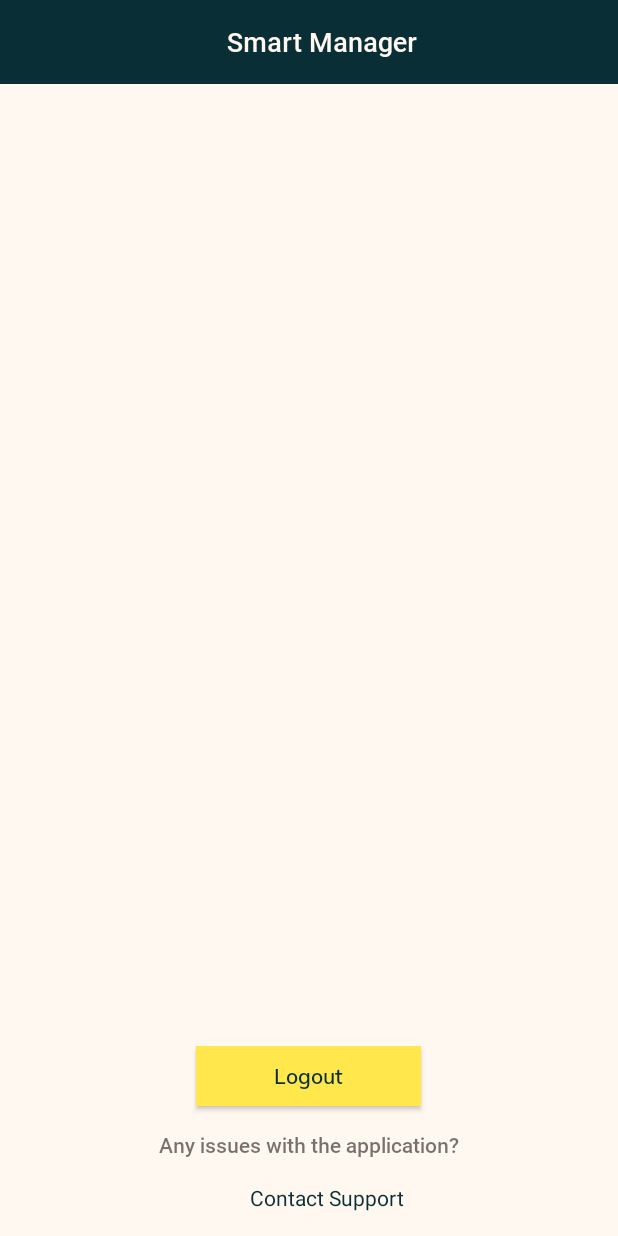
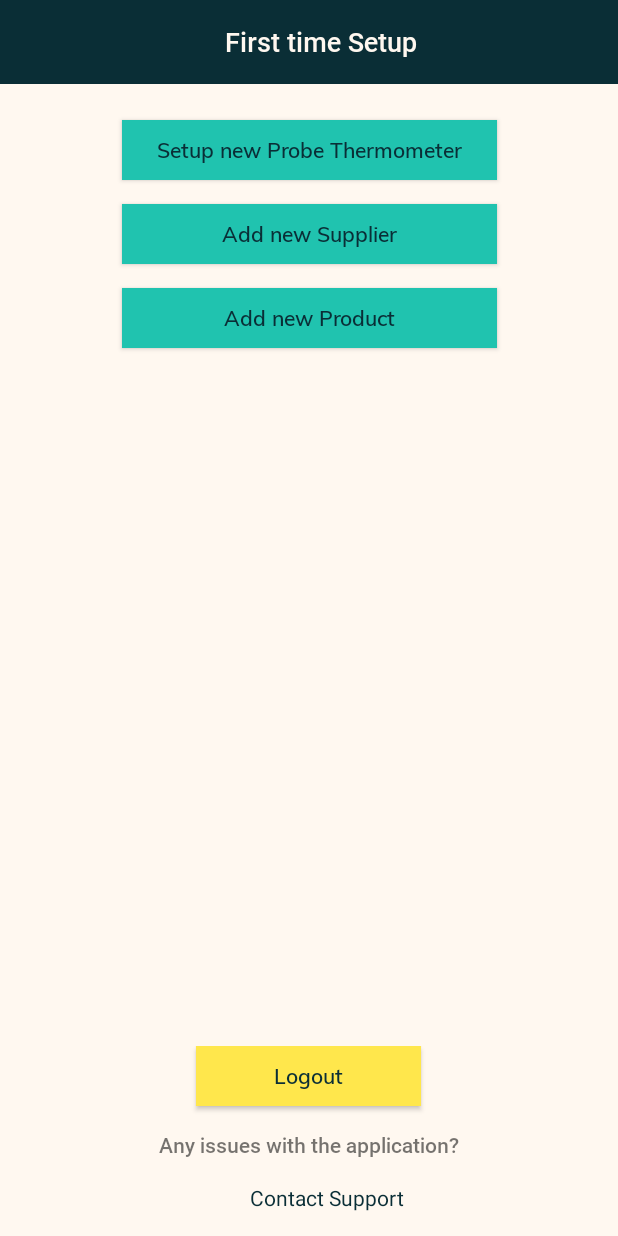
Before and after one commit to saliktariq/Smart-Manager, an Android app: the screen it shows after launch (MainActivity), after a tap on "Login", on a phone screen of 412 x 824 dp. Run offline under Robolectric (Android 15) with nearby library versions, the phone set to English and light mode, and no system bars.

Commit message:
Setup Screen
setup screen layout design started

```diff
--- a/app/src/main/java/app/smartmanager/ui/authentication/Login.java
+++ b/app/src/main/java/app/smartmanager/ui/authentication/Login.java
@@ -34,7 +34,7 @@ public class Login extends Fragment {
             Temporarily skipping authentication check to implement application
             Authentication will be implemented in due course
              */
-            Navigation.findNavController(view).navigate(LoginDirections.actionLoginToHomeScreen());
+            Navigation.findNavController(view).navigate(LoginDirections.actionLoginToAppSetup());
         });
         return view;
     }
--- /dev/null
+++ b/app/src/main/java/app/smartmanager/ui/setup/AppSetup.java
@@ -0,0 +1,38 @@
+package app.smartmanager.ui.setup;
+
+import androidx.lifecycle.ViewModelProviders;
+
+import android.os.Bundle;
+
+import androidx.annotation.NonNull;
+import androidx.annotation.Nullable;
+import androidx.fragment.app.Fragment;
+
+import android.view.LayoutInflater;
+import android.view.View;
+import android.view.ViewGroup;
+
+import app.smartmanager.R;
+
+public class AppSetup extends Fragment {
+
+    private AppSetupViewModel mViewModel;
+
+    public static AppSetup newInstance() {
+        return new AppSetup();
+    }
+
+    @Override
+    public View onCreateView(@NonNull LayoutInflater inflater, @Nullable ViewGroup container,
+                             @Nullable Bundle savedInstanceState) {
+        return inflater.inflate(R.layout.app_setup_fragment, container, false);
+    }
+
+    @Override
+    public void onActivityCreated(@Nullable Bundle savedInstanceState) {
+        super.onActivityCreated(savedInstanceState);
+        mViewModel = ViewModelProviders.of(this).get(AppSetupViewModel.class);
+        // TODO: Use the ViewModel
+    }
+
+}
--- /dev/null
+++ b/app/src/main/java/app/smartmanager/ui/setup/AppSetupViewModel.java
@@ -0,0 +1,7 @@
+package app.smartmanager.ui.setup;
+
+import androidx.lifecycle.ViewModel;
+
+public class AppSetupViewModel extends ViewModel {
+    // TODO: Implement the ViewModel
+}
--- /dev/null
+++ b/app/src/main/res/drawable/ic_assignment_turned_in_black_24dp.xml
@@ -0,0 +1,5 @@
+<vector android:height="24dp" android:tint="#6AC259"
+    android:viewportHeight="24.0" android:viewportWidth="24.0"
+    android:width="24dp" xmlns:android="http://schemas.android.com/apk/res/android">
+    <path android:fillColor="#FF000000" android:pathData="M19,3h-4.18C14.4,1.84 13.3,1 12,1c-1.3,0 -2.4,0.84 -2.82,2L5,3c-1.1,0 -2,0.9 -2,2v14c0,1.1 0.9,2 2,2h14c1.1,0 2,-0.9 2,-2L21,5c0,-1.1 -0.9,-2 -2,-2zM12,3c0.55,0 1,0.45 1,1s-0.45,1 -1,1 -1,-0.45 -1,-1 0.45,-1 1,-1zM10,17l-4,-4 1.41,-1.41L10,14.17l6.59,-6.59L18,9l-8,8z"/>
+</vector>
--- /dev/null
+++ b/app/src/main/res/layout/app_setup_fragment.xml
@@ -0,0 +1,179 @@
+<?xml version="1.0" encoding="utf-8"?>
+<androidx.constraintlayout.widget.ConstraintLayout xmlns:android="http://schemas.android.com/apk/res/android"
+    xmlns:app="http://schemas.android.com/apk/res-auto"
+    xmlns:tools="http://schemas.android.com/tools"
+    android:layout_width="match_parent"
+    android:layout_height="match_parent"
+    android:background="@color/floralWhite"
+    android:focusable="true"
+    android:focusableInTouchMode="true">
+
+    <com.google.android.material.appbar.AppBarLayout
+        android:id="@+id/applicationBar"
+        android:layout_width="match_parent"
+        android:layout_height="wrap_content"
+        android:theme="@style/AppTheme.AppBarOverlay"
+        app:elevation="0dp"
+        app:layout_constraintTop_toTopOf="parent">
+
+        <androidx.appcompat.widget.Toolbar
+            android:id="@+id/appToolbar"
+            style="@style/ToolbarStyle"
+            app:popupTheme="@style/AppTheme.PopupOverlay">
+
+
+            <RelativeLayout
+                android:layout_width="match_parent"
+                android:layout_height="match_parent">
+
+                <TextView
+                    android:layout_width="match_parent"
+                    android:layout_height="wrap_content"
+                    android:layout_centerInParent="true"
+                    android:layout_marginStart="48dp"
+                    android:ellipsize="end"
+                    android:fontFamily="@font/roboto_medium"
+                    android:gravity="center"
+                    android:maxLines="1"
+                    android:singleLine="true"
+                    android:text="@string/first_time_setup"
+                    android:textColor="@color/floralWhite"
+                    android:textSize="@dimen/xlargeFont" />
+            </RelativeLayout>
+        </androidx.appcompat.widget.Toolbar>
+    </com.google.android.material.appbar.AppBarLayout>
+
+    <ScrollView
+        android:id="@+id/scrollview"
+        android:layout_width="match_parent"
+        android:layout_height="0dp"
+        android:fillViewport="true"
+        app:layout_constraintBottom_toBottomOf="parent"
+        app:layout_constraintStart_toStartOf="parent"
+        app:layout_constraintTop_toBottomOf="@id/applicationBar"
+        app:layout_constraintVertical_bias="0.0">
+
+        <androidx.constraintlayout.widget.ConstraintLayout
+            android:layout_width="match_parent"
+            android:layout_height="wrap_content">
+
+            <ImageView
+                android:id="@+id/addProbeTickMark"
+                android:visibility="gone"
+                android:layout_width="30dp"
+                android:layout_height="30dp"
+                android:layout_marginStart="@dimen/normalMargin"
+                android:layout_marginTop="28dp"
+                android:layout_marginEnd="4dp"
+                android:background="@drawable/ic_assignment_turned_in_black_24dp"
+                app:layout_constraintEnd_toStartOf="@id/addNewProbeButton"
+                app:layout_constraintStart_toStartOf="parent"
+                app:layout_constraintTop_toTopOf="parent"/>
+
+            <Button
+                android:id="@+id/addNewProbeButton"
+                style="@style/RegularButtonStyle"
+                android:layout_width="250dp"
+                android:layout_height="@dimen/regularButtonHeight"
+                android:layout_marginTop="@dimen/xxLargeMargin"
+                android:text="Setup new Probe Thermometer"
+                android:textColor="@color/colorPrimaryDark"
+                app:layout_constraintEnd_toEndOf="parent"
+                app:layout_constraintStart_toEndOf="@id/addProbeTickMark"
+                app:layout_constraintTop_toTopOf="parent" />
+
+            <ImageView
+                android:id="@+id/addNewSupplierTickMark"
+                android:visibility="gone"
+                android:layout_width="30dp"
+                android:layout_height="30dp"
+                android:layout_marginStart="@dimen/normalMargin"
+                android:layout_marginTop="28dp"
+                android:layout_marginEnd="4dp"
+                android:background="@drawable/ic_assignment_turned_in_black_24dp"
+                app:layout_constraintEnd_toStartOf="@id/addNewSupplierButton"
+                app:layout_constraintStart_toStartOf="parent"
+                app:layout_constraintTop_toBottomOf="@id/addProbeTickMark"
+
+                />
+
+            <Button
+                android:id="@+id/addNewSupplierButton"
+                style="@style/RegularButtonStyle"
+                android:layout_width="250dp"
+                android:layout_height="@dimen/regularButtonHeight"
+                android:layout_marginTop="@dimen/xLargeMargin"
+                android:text="Add new Supplier"
+                android:textColor="@color/colorPrimaryDark"
+                app:layout_constraintEnd_toEndOf="parent"
+                app:layout_constraintStart_toEndOf="@id/addNewSupplierTickMark"
+                app:layout_constraintTop_toBottomOf="@id/addNewProbeButton" />
+
+            <ImageView
+                android:id="@+id/addNewProductTickMark"
+                android:layout_width="30dp"
+                android:visibility="gone"
+                android:layout_height="30dp"
+                android:layout_marginStart="@dimen/normalMargin"
+                android:layout_marginTop="@dimen/imageInVerticalStack"
+                android:layout_marginEnd="4dp"
+                android:background="@drawable/ic_assignment_turned_in_black_24dp"
+                app:layout_constraintEnd_toStartOf="@id/addNewProductButton"
+                app:layout_constraintStart_toStartOf="parent"
+                app:layout_constraintTop_toBottomOf="@id/addNewSupplierTickMark"
+
+                />
+
+            <Button
+                android:id="@+id/addNewProductButton"
+                style="@style/RegularButtonStyle"
+                android:layout_width="250dp"
+                android:layout_height="@dimen/regularButtonHeight"
+                android:layout_marginTop="@dimen/xLargeMargin"
+                android:text="Add new Product"
+                android:textColor="@color/colorPrimaryDark"
+                app:layout_constraintEnd_toEndOf="parent"
+                app:layout_constraintStart_toEndOf="@id/addNewProductTickMark"
+                app:layout_constraintTop_toBottomOf="@id/addNewSupplierButton" />
+
+
+            <LinearLayout
+                android:id="@+id/bottomLinearLayout"
+                android:layout_width="match_parent"
+                android:layout_height="wrap_content"
+                android:gravity="center"
+                android:orientation="vertical"
+                app:layout_constraintBottom_toBottomOf="parent"
+                app:layout_constraintEnd_toEndOf="parent"
+                app:layout_constraintStart_toStartOf="parent">
+
+                <Button
+                    style="@style/RegularButtonStyle"
+                    android:layout_width="150dp"
+                    android:layout_height="@dimen/regularButtonHeight"
+                    android:background="@color/minionYellow"
+                    android:text="Logout"
+                    android:textColor="@color/colorPrimaryDark" />
+
+                <TextView
+                    style="@style/RegularFontStyle"
+                    android:layout_margin="@dimen/xLargeMargin"
+                    android:fontFamily="@font/roboto_medium"
+                    android:text="Any issues with the application?" />
+
+                <TextView
+                    android:id="@+id/btnContactAdmin"
+                    android:layout_width="wrap_content"
+                    android:layout_height="wrap_content"
+                    android:layout_marginStart="@dimen/largeMargin"
+                    android:layout_marginBottom="@dimen/xLargeMargin"
+                    android:text="Contact Support"
+                    android:textColor="@color/colorPrimaryDark"
+                    android:textSize="@dimen/normalFont" />
+            </LinearLayout>
+
+        </androidx.constraintlayout.widget.ConstraintLayout>
+    </ScrollView>
+
+
+</androidx.constraintlayout.widget.ConstraintLayout>
--- a/app/src/main/res/navigation/nav_graph.xml
+++ b/app/src/main/res/navigation/nav_graph.xml
@@ -19,6 +19,9 @@
         <action
             android:id="@+id/action_login_to_registerNewAccount"
             app:destination="@id/registerNewAccount" />
+        <action
+            android:id="@+id/action_login_to_appSetup"
+            app:destination="@id/appSetup" />
     </fragment>
     <fragment
         android:id="@+id/registerNewAccount"
@@ -72,4 +75,9 @@
             app:destination="@id/forgetPassword" />
     </fragment>
     <action android:id="@+id/action_global_login" app:destination="@id/login" />
+    <fragment
+        android:id="@+id/appSetup"
+        android:name="app.smartmanager.ui.setup.AppSetup"
+        android:label="AppSetup"
+        tools:layout="@layout/app_setup_fragment"/>
 </navigation>
--- a/app/src/main/res/values/dimens.xml
+++ b/app/src/main/res/values/dimens.xml
@@ -3,8 +3,8 @@
     <dimen name="normalMargin">8dp</dimen>
     <dimen name="largeMargin">12dp</dimen>
     <dimen name="xLargeMargin">16dp</dimen>
+    <dimen name="imageInVerticalStack">20dp</dimen>
     <dimen name="xxLargeMargin">24dp</dimen>
-
     <dimen name="normalFont">14sp</dimen>
     <dimen name="largeFont">16sp</dimen>
     <dimen name="xlargeFont">18sp</dimen>
--- a/app/src/main/res/values/strings.xml
+++ b/app/src/main/res/values/strings.xml
@@ -21,4 +21,5 @@
     <string name="update_account_details">Update account details</string>
     <string name="update_profile">Update Profile</string>
     <string name="register">Register</string>
+    <string name="first_time_setup">First time Setup</string>
 </resources>
```
